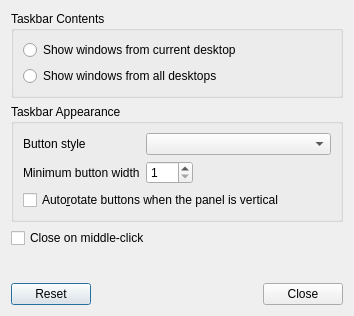
Above: plugin-taskbar/lxqttaskbarconfiguration.ui from lxqt/lxqt-panel before the change. Below: the same form after it.
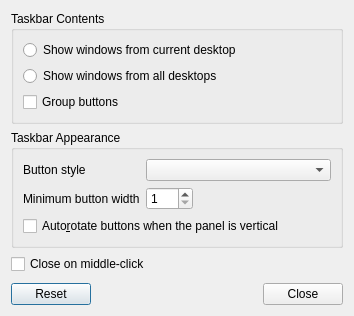
That is the form after the change.

Commit message: Basic behavior of grouping todo: drag n drop fixes, dragging inside group fixes, styling

```diff
--- a/plugin-taskbar/lxqttaskbarconfiguration.ui
+++ b/plugin-taskbar/lxqttaskbarconfiguration.ui
@@ -40,6 +40,13 @@
         </attribute>
        </widget>
       </item>
+      <item>
+       <widget class="QCheckBox" name="groupCB">
+        <property name="text">
+         <string>Group buttons</string>
+        </property>
+       </widget>
+      </item>
      </layout>
     </widget>
    </item>
```
The commit also changes 7 other files.
